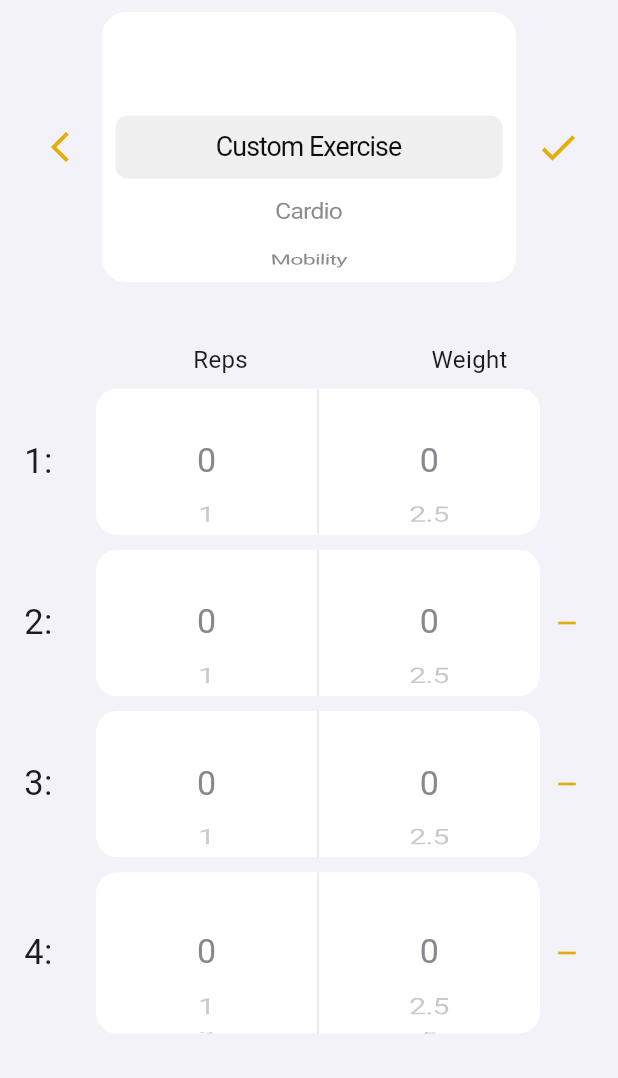
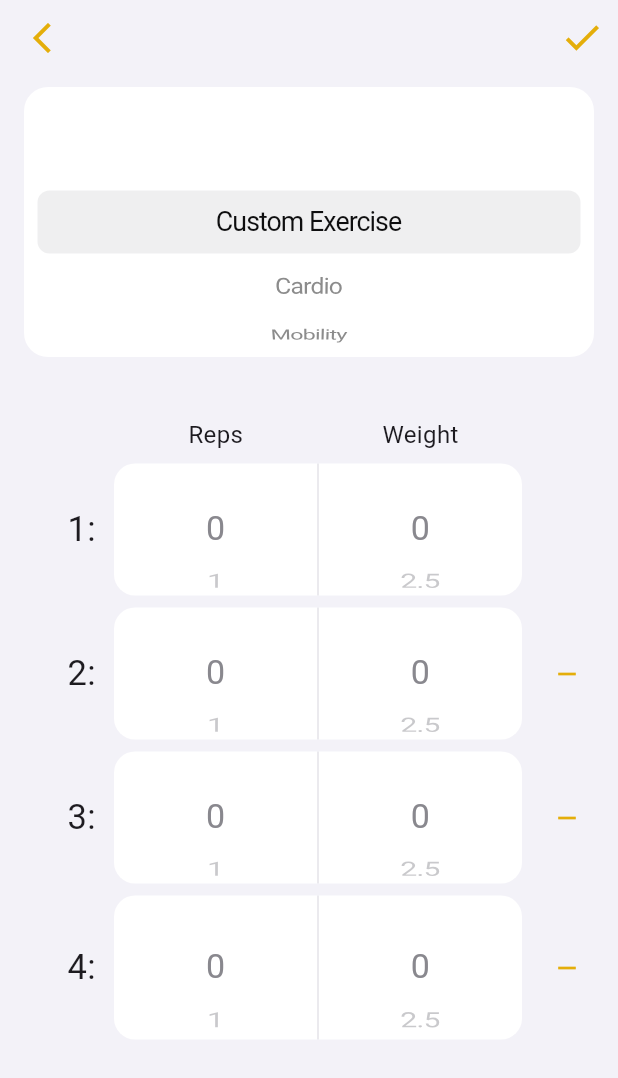
Before and after one commit to thomasduongs/Trackerd, a Flutter app: the SessionExercise screen opened by its route, on a phone screen of 412 x 824 dp. Shown: the top 1078 px of the screen. Run offline on Flutter 3.47's test engine with Material 3 defaults, Android fonts, the phone set to English and light mode, and no system bars; our stand-ins replace drift, drift_flutter; accounts and stored records are empty; generated files the repository leaves out were written again.

Commit message:
fixed layout on iphone added icons

```diff
--- a/lib/app/newsession/session_exercise.dart
+++ b/lib/app/newsession/session_exercise.dart
@@ -90,25 +90,35 @@ class _SessionExerciseState extends State<SessionExercise> {
   @override
   Widget build(BuildContext context) {
     return Scaffold(
+      appBar: AppBar(
+        toolbarHeight: 50,
+        backgroundColor: AppColors.background,
+        surfaceTintColor: Colors.transparent,
+        elevation: 0,
+        scrolledUnderElevation: 0,
+        leading: IconButton(
+          tooltip: 'Back to muscle groups',
+          onPressed: () => Navigator.of(context).pop(),
+          icon: const Icon(
+            Icons.arrow_back_ios_new_sharp,
+            color: AppColors.primary,
+          ),
+        ),
+        actions: [
+          IconButton(
+            tooltip: 'Submit exercise',
+            onPressed: _isSubmitting ? null : _submitExercise,
+            icon: const Icon(Icons.check, size: 30, color: AppColors.primary),
+          ),
+        ],
+      ),
       body: SafeArea(
+        top: false,
         child: Padding(
           padding: const EdgeInsets.fromLTRB(16, 8, 16, 12),
           child: Column(
             children: [
-              Row(
-                crossAxisAlignment: CrossAxisAlignment.center,
-                children: [
-                  IconButton(
-                    tooltip: 'Back to muscle groups',
-                    onPressed: () => Navigator.of(context).pop(),
-                    icon: const Icon(
-                      Icons.arrow_back_ios_new,
-                      color: AppColors.primary,
-                    ),
-                  ),
-                  const SizedBox(width: 4),
-                  Expanded(
-                    child: Container(
+              Container(
                 height: 180,
                 decoration: BoxDecoration(
                   color: AppColors.surface,
@@ -135,42 +145,44 @@ class _SessionExerciseState extends State<SessionExercise> {
                       .toList(),
                 ),
               ),
-                  ),
-                  const SizedBox(width: 4),
-                  IconButton(
-                    tooltip: 'Submit exercise',
-                    onPressed: _isSubmitting ? null : _submitExercise,
-                    icon: const Icon(
-                      Icons.check,
-                      size: 30,
-                      color: AppColors.primary,
-                    ),
-                  ),
-                ],
-              ),
               const SizedBox(height: 40),
-              const Padding(
-                padding: EdgeInsets.only(left: 48),
+              const Row(
+                children: [
+                  SizedBox(width: 48),
+                  Expanded(
+                    child: Padding(
+                      padding: EdgeInsets.symmetric(horizontal: 12),
                       child: Row(
                         children: [
                           Expanded(
                             child: Center(
-                        child: Text('Reps', style: TextStyle(fontSize: 16)),
+                              child: Text(
+                                'Reps',
+                                style: TextStyle(fontSize: 16),
                               ),
                             ),
+                          ),
+                          SizedBox(width: 1),
                           Expanded(
                             child: Center(
-                        child: Text('Weight', style: TextStyle(fontSize: 16)),
+                              child: Text(
+                                'Weight',
+                                style: TextStyle(fontSize: 16),
+                              ),
                             ),
                           ),
                         ],
                       ),
                     ),
+                  ),
+                  SizedBox(width: 36),
+                ],
+              ),
               const SizedBox(height: 8),
               Expanded(
                 child: LayoutBuilder(
                   builder: (context, constraints) {
-                    const maximumRowsHeight = (100.0 * 4) + (10.0 * 3);
+                    const maximumRowsHeight = (90.0 * 4) + (8.0 * 3);
                     final rowsHeight = constraints.maxHeight < maximumRowsHeight
                         ? constraints.maxHeight
                         : maximumRowsHeight;
@@ -184,7 +196,7 @@ class _SessionExerciseState extends State<SessionExercise> {
                             return Expanded(
                               child: Padding(
                                 padding: EdgeInsets.only(
-                                  bottom: index == 3 ? 0 : 10,
+                                  bottom: index == 3 ? 0 : 8,
                                 ),
                                 child: _SetRow(
                                   number: index + 1,
@@ -305,9 +317,15 @@ class _SetRow extends StatelessWidget {
       children: [
         SizedBox(
           width: 48,
-          child: Text('$number:', style: const TextStyle(fontSize: 23)),
+          child: Text(
+            '$number:',
+            textAlign: TextAlign.right,
+            style: const TextStyle(fontSize: 23),
+          ),
         ),
         Expanded(
+          child: Padding(
+            padding: const EdgeInsets.symmetric(horizontal: 12),
             child: Container(
               decoration: BoxDecoration(
                 color: AppColors.surface,
@@ -337,6 +355,7 @@ class _SetRow extends StatelessWidget {
                     ),
                   ),
                 ],
+              ),
             ),
           ),
         ),
--- a/pubspec.yaml
+++ b/pubspec.yaml
@@ -61,6 +61,9 @@ flutter:
   # the material Icons class.
   uses-material-design: true
 
+  assets:
+    - lib/app/assets/muscles/
+
   # To add assets to your application, add an assets section, like this:
   # assets:
   #   - images/a_dot_burr.jpeg
```
Also changed, not shown: lib/app/app.dart (+19 -9 lines), lib/app/newsession/new_exercise_page.dart (+11 -3 lines), lib/app/newsession/session_input.dart (+57 -21 lines), lib/app/assets/muscles/abs.png (added), lib/app/assets/muscles/back.png (added), lib/app/assets/muscles/biceps.png (added), lib/app/assets/muscles/chest.png (added), lib/app/assets/muscles/hamstrings.png (added), lib/app/assets/muscles/quads.png (added), lib/app/assets/muscles/shoulders.png (added), lib/app/assets/muscles/triceps.png (added), 3 other files. Lines whose indentation alone changed are shown as unchanged.
